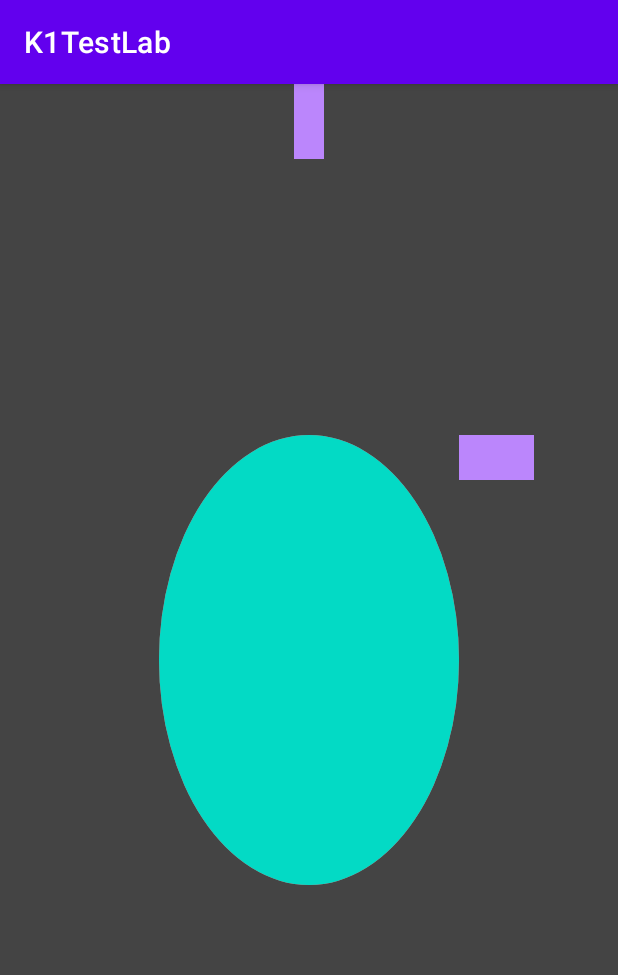
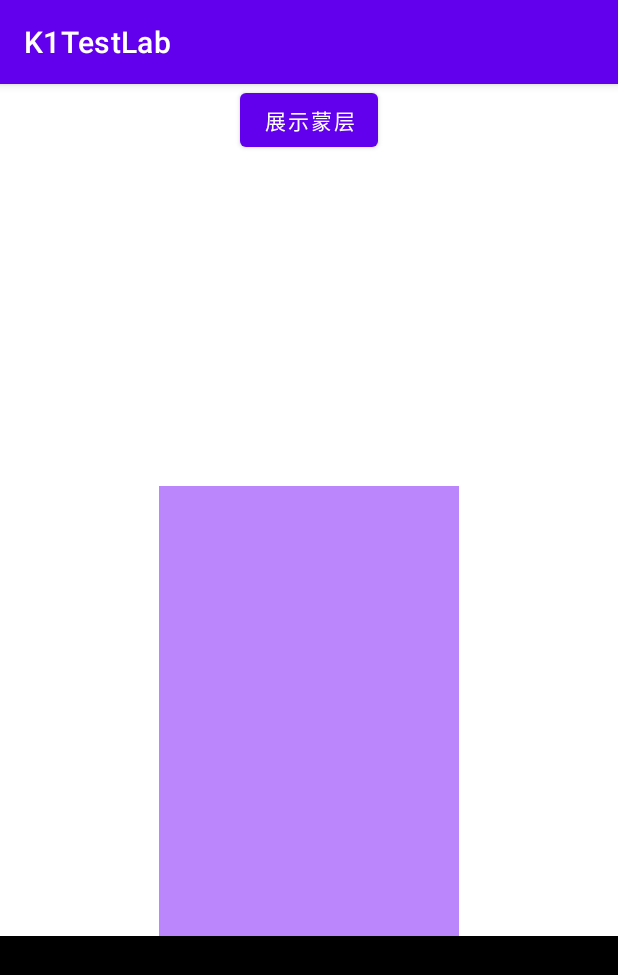
Before and after one commit to LugeKit/K1AndroidTestLab, an Android app: the FloatingViewActivity screen opened directly, with no data from a screen before it, on a phone screen of 412 x 824 dp. Shown: the top 975 px of the screen. Run offline under Robolectric (Android 15) with nearby library versions, the phone set to English and light mode, and no system bars.

Commit message:
修改测试代码

```diff
--- a/app/src/main/java/com/k1/k1testlab/page/FloatingViewActivity.kt
+++ b/app/src/main/java/com/k1/k1testlab/page/FloatingViewActivity.kt
@@ -32,17 +32,19 @@ class FloatingViewActivity : AppCompatActivity() {
 
     private fun initViews() {
         floatingView = FloatingView.build(this, floating_view_main)
-
-        floatingView.show()
         val companionView = layoutInflater.inflate(R.layout.item_companion_view, floating_view_main, false)
-        val highlightItem1 = FloatingView.HighlightItem(
+        val highlightItem = FloatingView.HighlightItem(
             highlightView = floating_view_highlight,
             companionItems = listOf(
                 FloatingView.HighlightItem.CompanionItem(companionView, FloatingView.HighlightItem.CompanionItem.CompanionPosition(RIGHT_TOP))
             )
         )
-        floatingView.addHighlightItem(highlightItem1)
-        floatingView.addHighlightItem(FloatingView.HighlightItem(highlightView = floating_view_highlight2))
+        floatingView.addHighlightItem(highlightItem)
+
+        floating_view_show_btn.setOnClickListener {
+            floatingView.show()
+        }
+
         floatingView.setOnClickListener {
             floatingView.dismiss()
         }
--- a/app/src/main/res/layout/activity_floating_view.xml
+++ b/app/src/main/res/layout/activity_floating_view.xml
@@ -8,21 +8,33 @@
     android:layout_height="match_parent"
     tools:context=".page.FloatingViewActivity">
 
-    <View
-        android:id="@+id/floating_view_highlight"
-        android:layout_width="200dp"
-        android:layout_height="300dp"
-        android:background="@drawable/round_bg"
-        app:layout_constraintLeft_toLeftOf="parent"
-        app:layout_constraintTop_toTopOf="parent"
-        app:layout_constraintRight_toRightOf="parent"
-        app:layout_constraintBottom_toBottomOf="parent" />
+    <androidx.core.widget.NestedScrollView
+        android:layout_width="match_parent"
+        android:layout_height="500dp"
+        app:layout_constraintBottom_toBottomOf="parent">
+        <LinearLayout
+            android:layout_width="match_parent"
+            android:layout_height="wrap_content"
+            android:orientation="vertical">
+            <View
+                android:id="@+id/floating_view_highlight"
+                android:layout_width="200dp"
+                android:layout_height="300dp"
+                android:background="@color/purple_200"
+                android:paddingHorizontal="10dp"
+                android:layout_gravity="center"/>
+            <View
+                android:layout_width="match_parent"
+                android:layout_height="400dp"
+                android:background="@color/black" />
+        </LinearLayout>
+    </androidx.core.widget.NestedScrollView>
 
-    <View
-        android:id="@+id/floating_view_highlight2"
-        android:layout_width="20dp"
-        android:layout_height="50dp"
-        android:background="@color/purple_200"
+    <Button
+        android:text="展示蒙层"
+        android:id="@+id/floating_view_show_btn"
+        android:layout_width="wrap_content"
+        android:layout_height="wrap_content"
         app:layout_constraintLeft_toLeftOf="parent"
         app:layout_constraintRight_toRightOf="parent"
         app:layout_constraintTop_toTopOf="parent" />
--- a/common/src/main/java/com/k1/common/widget/floatingview/FloatingView.kt
+++ b/common/src/main/java/com/k1/common/widget/floatingview/FloatingView.kt
@@ -29,12 +29,6 @@ class FloatingView private constructor(
 
     // region init
     private val highlightItems = ArrayList<HighlightItem>()
-
-    private val highlightPaint = Paint().apply {
-        isAntiAlias = true
-        color = Color.TRANSPARENT
-        xfermode = PorterDuffXfermode(PorterDuff.Mode.SRC)
-    }
 
     private val backgroundColor = "#bb000000"
     var highlightDrawer: IHighlightDrawer = DefaultHighlightDrawer(this)
```
